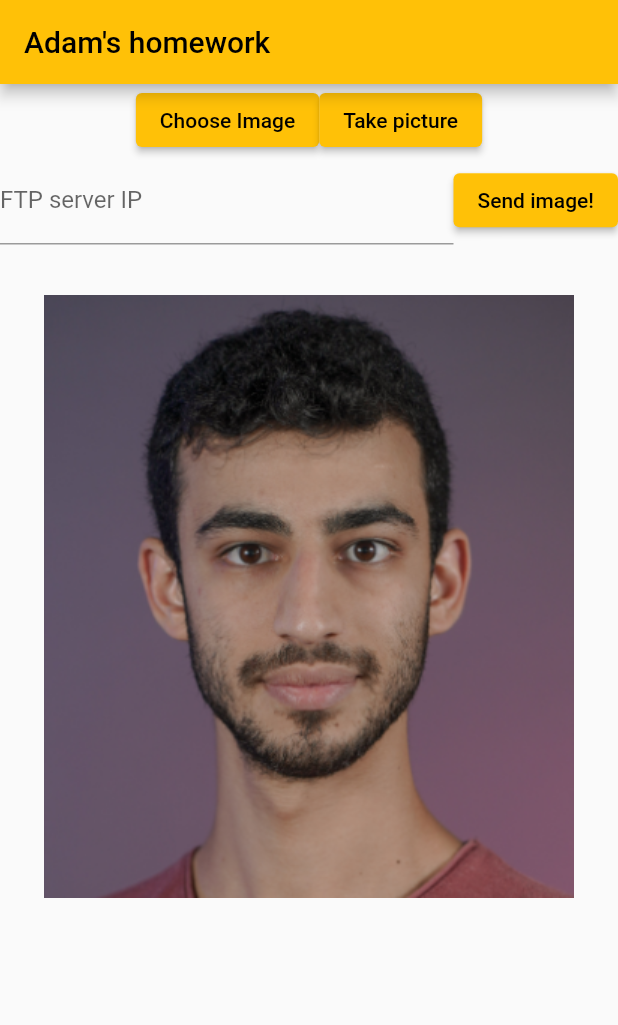
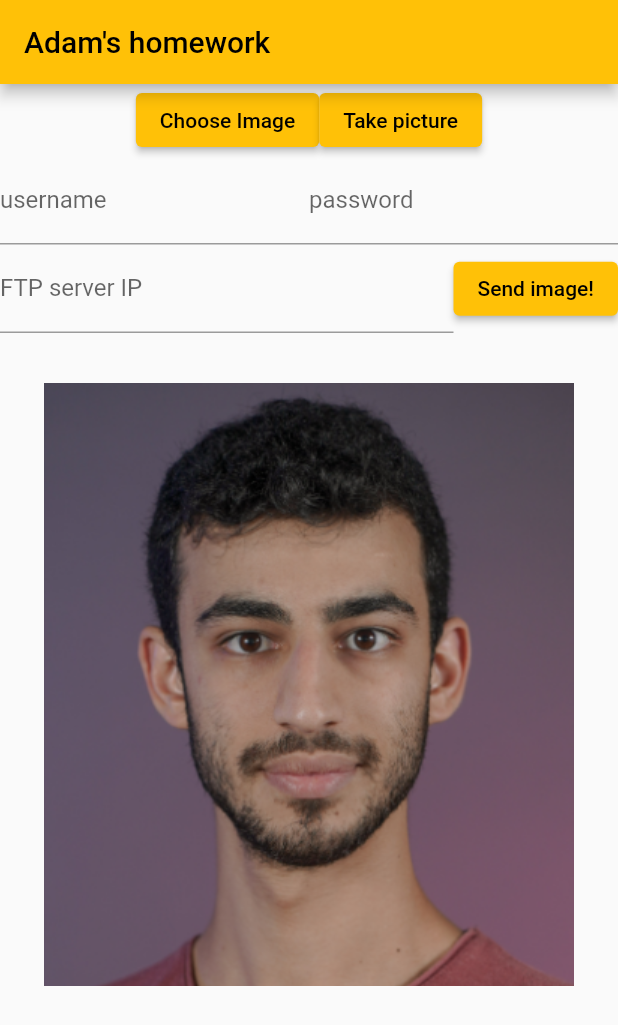
Before and after one commit to adamkatav/LearningFlutter, a Flutter app: the screen it shows after launch, after a tap on "Send image!", on a phone screen of 412 x 824 dp. Shown: the top 1025 px of the screen. Run offline on Flutter 3.47's test engine with Material 2 defaults, Android fonts, the phone set to English and light mode, and no system bars; our stand-ins replace image_picker, permission_handler; missing offline and left inert: ftpconnect.

Commit message:
Removed hard coded username and passwords

```diff
--- a/lib/main.dart
+++ b/lib/main.dart
@@ -36,7 +36,9 @@ class MyHomePage extends StatefulWidget {
 class _MyHomePageState extends State<MyHomePage> {
   Image? _chosenImage;
   File? _chosenImageFile;
-  TextEditingController textEditingController = TextEditingController();
+  TextEditingController ipEditingController = TextEditingController();
+  TextEditingController userEditingController = TextEditingController();
+  TextEditingController passEditingController = TextEditingController();
   @override
   Widget build(BuildContext context) {
     return Scaffold(
@@ -59,9 +61,29 @@ class _MyHomePageState extends State<MyHomePage> {
             Row(
               children: <Widget>[
                 Expanded(
+                    flex: 1,
+                    child: TextFormField(
+                      controller: userEditingController,
+                      decoration: const InputDecoration(
+                          border: UnderlineInputBorder(),
+                          labelText: 'username'),
+                    )),
+                Expanded(
+                    flex: 1,
+                    child: TextFormField(
+                      controller: passEditingController,
+                      decoration: const InputDecoration(
+                          border: UnderlineInputBorder(),
+                          labelText: 'password'),
+                    ))
+              ],
+            ),
+            Row(
+              children: <Widget>[
+                Expanded(
                     flex: 2,
                     child: TextFormField(
-                      controller: textEditingController,
+                      controller: ipEditingController,
                       decoration: const InputDecoration(
                           border: UnderlineInputBorder(),
                           labelText: 'FTP server IP'),
@@ -101,8 +123,8 @@ class _MyHomePageState extends State<MyHomePage> {
   }
 
   void sendImage() async {
-    FTPConnect ftpConnect =
-        FTPConnect(textEditingController.text, user: 'adam', pass: '318758489');
+    FTPConnect ftpConnect = FTPConnect(ipEditingController.text,
+        user: userEditingController.text, pass: passEditingController.text);
     try {
       await ftpConnect.connect();
       await ftpConnect.uploadFile(currentFile);
```
